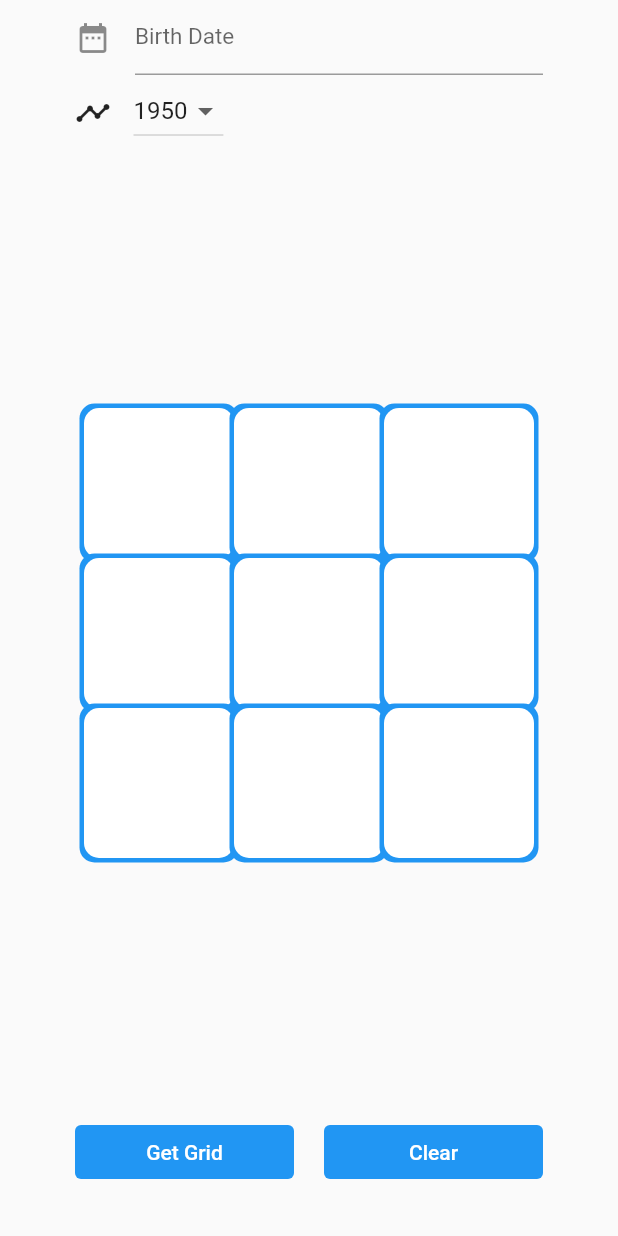
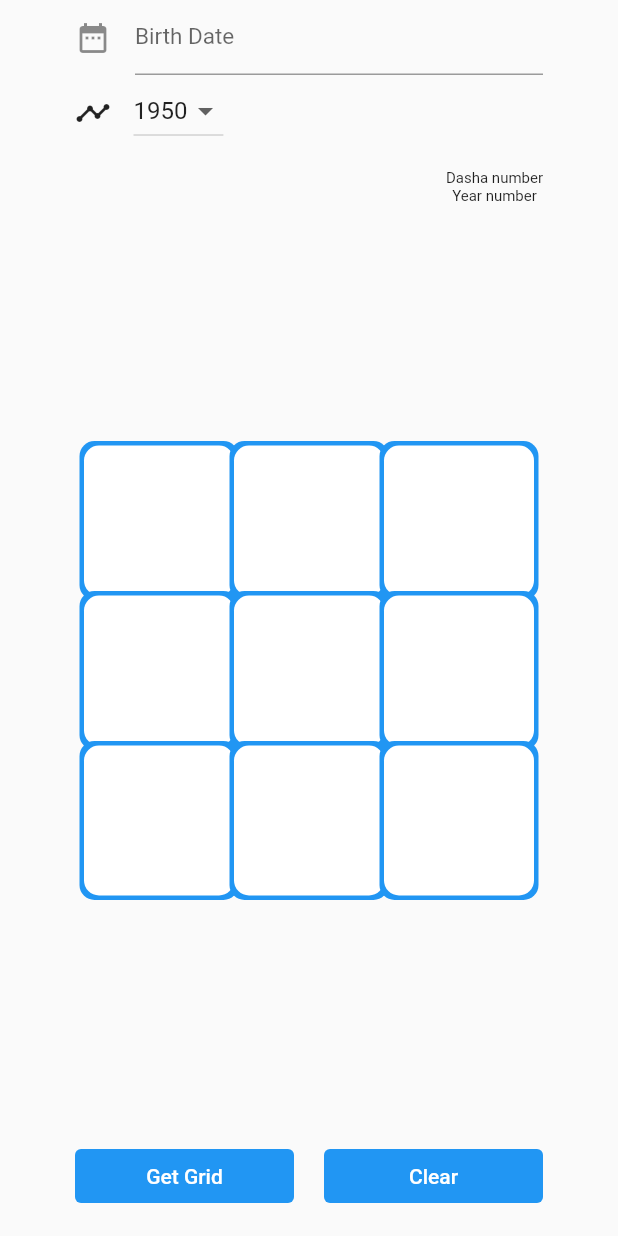
Before and after one commit to kritikarai1910/numero, a Flutter app: the screen it shows after launch, on a phone screen of 412 x 824 dp. Run offline on Flutter 3.47's test engine with Material 2 defaults, Android fonts, the phone set to English and light mode, and no system bars; drawn by our look-alikes of datetime_picker_formfield; missing offline and left inert: dart:html.

Commit message:
Adding basic layout for Dasha number

```diff
--- a/lib/main.dart
+++ b/lib/main.dart
@@ -32,8 +32,6 @@ class MyHomePage extends StatefulWidget {
 }
 
 class _MyHomePageState extends State<MyHomePage> {
-
-
   var _gridList = List<String>.filled(10, '');
 
   String text = "";
@@ -132,10 +130,9 @@ class _MyHomePageState extends State<MyHomePage> {
                   )
                 ],
               ),
-              Expanded(child: Container(
-                height: 50,
-                  child: NumeroDatePicker(myController)
-              )),
+              Expanded(
+                  child: Container(
+                      height: 50, child: NumeroDatePicker(myController))),
               Column(
                 children: [
                   Container(
@@ -177,20 +174,42 @@ class _MyHomePageState extends State<MyHomePage> {
               )
             ],
           ),
+          Row(
+            children: [
+              Expanded(
+                  child: Container(
+                height: 50,
+              )),
+              Column(
+                children: [Text("Dasha number", style: TextStyle(fontSize: 10),),
+                  Text("Year number", style: TextStyle(fontSize: 10))],
+              ),
+              Container(
+                height: 50,
+                width: 50,
+              )
+            ],
+          ),
           Expanded(
               child: Center(
             child: Container(
               height: 300,
               width: 300,
               child: Column(children: [
-                      Expanded(child: NumeroGrid(GridValues.grid3,GridValues.grid1, GridValues.grid9)),
-                      Expanded(child: NumeroGrid(GridValues.grid6, GridValues.grid7, GridValues.grid5)),
-                      Expanded(child: NumeroGrid(GridValues.grid2, GridValues.grid8, GridValues.grid4)),
+                Expanded(
+                    child: NumeroGrid(
+                        GridValues.grid3, GridValues.grid1, GridValues.grid9)),
+                Expanded(
+                    child: NumeroGrid(
+                        GridValues.grid6, GridValues.grid7, GridValues.grid5)),
+                Expanded(
+                    child: NumeroGrid(
+                        GridValues.grid2, GridValues.grid8, GridValues.grid4)),
               ]),
             ),
-                )
-
-
+          )),
+          Row(
+            children: [Text("")],
           ),
           Column(
             children: [
@@ -208,15 +227,8 @@ class _MyHomePageState extends State<MyHomePage> {
                 ],
               ),
               Row(
-                children: [
-                  Text("")
-                ],
+                children: [Text("")],
               ),
-              Row(
-                children: [
-                  Text("")
-                ],
-              )
             ],
           )
         ],
```
Lines whose indentation alone changed are shown as unchanged.
